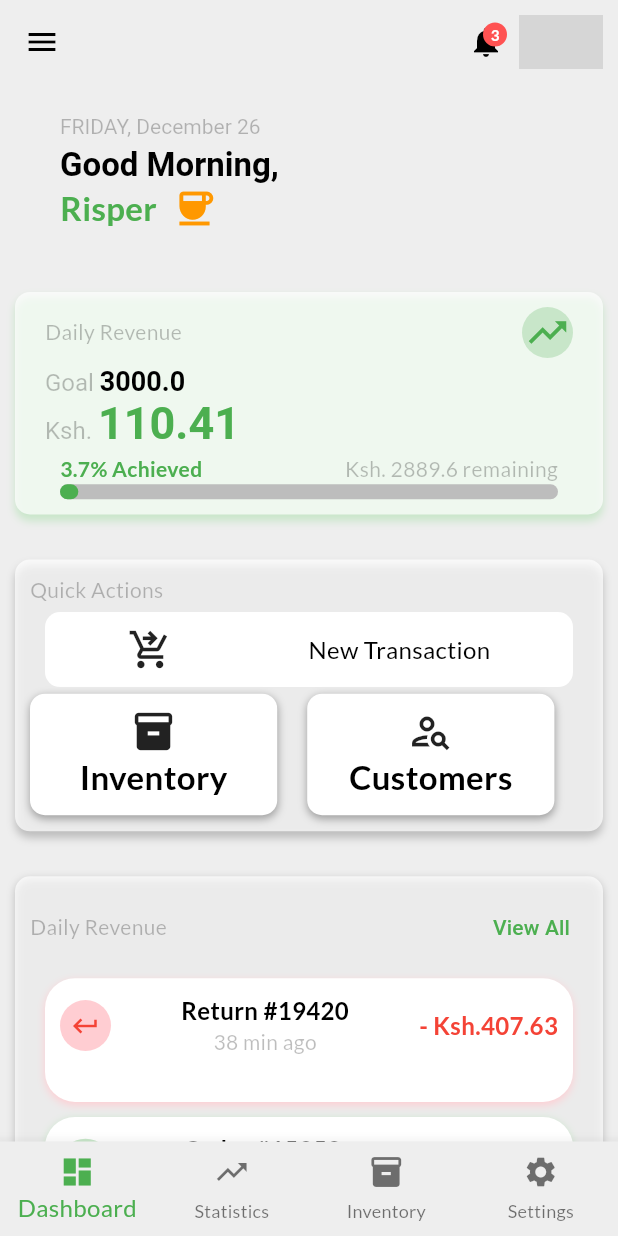
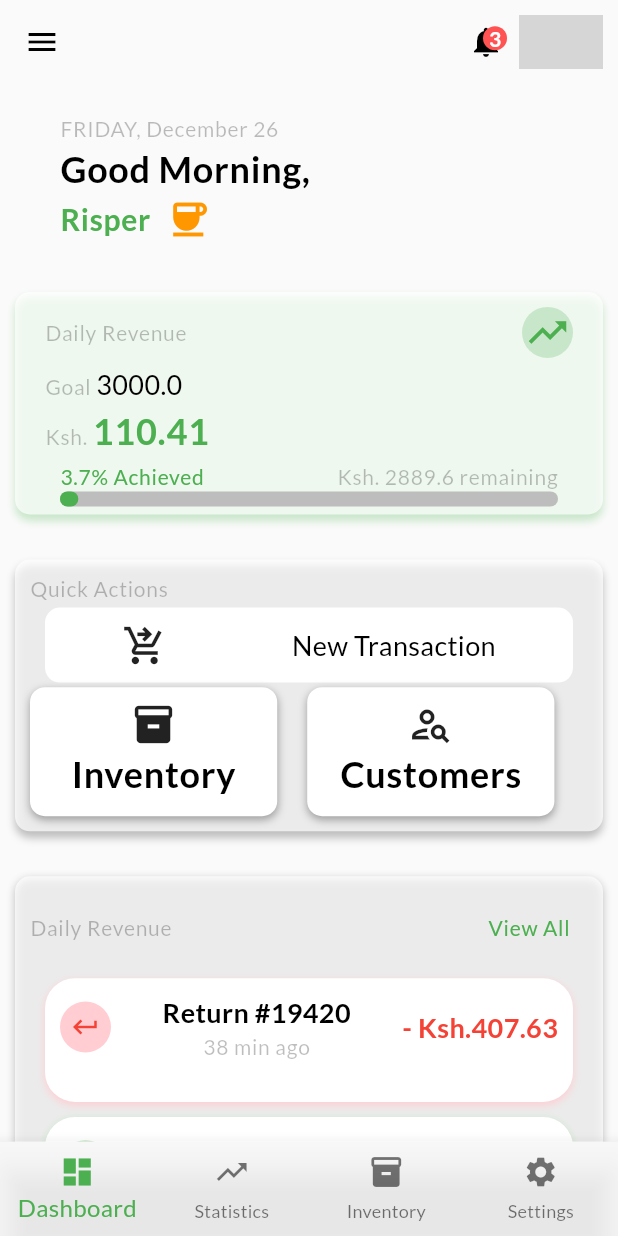
Before and after one commit to MoMalley254/L-MobileSales-Mini, a Flutter app: the screen it shows after launch, on a phone screen of 412 x 824 dp. Run offline on Flutter 3.47's test engine with Material 3 defaults, Android fonts, the phone set to English and light mode, and no system bars; our stand-ins replace flutter_riverpod, google_fonts; network calls fail; grey boxes are pictures that could not be loaded.

Commit message:
consume theme

```diff
--- a/l_mobile_sales_mini/lib/presentation/screens/home_screen.dart
+++ b/l_mobile_sales_mini/lib/presentation/screens/home_screen.dart
@@ -1,4 +1,5 @@
 import 'package:flutter/material.dart';
+import 'package:l_mobile_sales_mini/core/theme/app_colors.dart';
 import 'package:l_mobile_sales_mini/presentation/widgets/common/appbar_widget.dart';
 import 'package:l_mobile_sales_mini/presentation/widgets/common/bottom_navigation_widget.dart';
 import 'package:l_mobile_sales_mini/presentation/widgets/common/home_screen_header/welcome_widget.dart';
@@ -23,7 +24,7 @@ class HomeScreen extends StatelessWidget {
       height: MediaQuery.of(context).size.height * 1,
       width: double.infinity,
       decoration: BoxDecoration(
-        color: Colors.grey[200]
+        color: Theme.of(context).colorScheme.primary
       ),
       child: SingleChildScrollView(
         child: Column(
--- a/l_mobile_sales_mini/lib/presentation/widgets/common/appbar_widget.dart
+++ b/l_mobile_sales_mini/lib/presentation/widgets/common/appbar_widget.dart
@@ -21,7 +21,7 @@ class AppbarWidget extends StatelessWidget implements PreferredSizeWidget {
   @override
   Widget build(BuildContext context) {
     return AppBar(
-      backgroundColor: Colors.grey[200],
+      backgroundColor: Theme.of(context).colorScheme.primary,
       elevation: 0,
       leading: buildMenuIcon(context),
       actions: [
@@ -69,14 +69,13 @@ class AppbarWidget extends StatelessWidget implements PreferredSizeWidget {
                 minWidth: 16,
                 minHeight: 16,
               ),
-              child: const Center(
+              child: Center(
                 child: Text(
                   '3',
-                  style: TextStyle(
-                    fontSize: 10,
+                  style: TextTheme.of(context).labelMedium?.copyWith(
                     color: Colors.white,
-                    fontWeight: FontWeight.bold,
-                  ),
+                    fontWeight: FontWeight.bold
+                  )
                 ),
               ),
             ),
--- a/l_mobile_sales_mini/lib/presentation/widgets/common/bottom_navigation_widget.dart
+++ b/l_mobile_sales_mini/lib/presentation/widgets/common/bottom_navigation_widget.dart
@@ -6,7 +6,7 @@ class BottomNavigationWidget extends StatelessWidget {
   @override
   Widget build(BuildContext context) {
     return BottomNavigationBar(
-      backgroundColor: Colors.grey[200],
+      backgroundColor: Theme.of(context).colorScheme.primary,
       type: BottomNavigationBarType.fixed,
       selectedFontSize: 16,
       fixedColor: Colors.green,
--- a/l_mobile_sales_mini/lib/presentation/widgets/common/home_screen_header/welcome_widget.dart
+++ b/l_mobile_sales_mini/lib/presentation/widgets/common/home_screen_header/welcome_widget.dart
@@ -91,10 +91,7 @@ class WelcomeWidget extends StatelessWidget {
   Widget buildDate(BuildContext context, Map<String, String> dateMap) {
     return RichText(
         text: TextSpan(
-          style: TextStyle(
-              fontSize: 14,
-              color: Colors.black26
-          ),
+          style: TextTheme.of(context).labelMedium,
           children: [
             TextSpan(
               text: '${dateMap['day']}, ',
@@ -113,11 +110,7 @@ class WelcomeWidget extends StatelessWidget {
   Widget buildWelcomeText(BuildContext context, Map<String, String> dateMap) {
     return RichText(
         text: TextSpan(
-          style: TextStyle(
-              fontSize: 22,
-              color: Colors.black,
-              fontWeight: FontWeight.bold
-          ),
+          style: TextTheme.of(context).bodyLarge,
           children: [
             TextSpan(
               text: 'Good ',
@@ -135,11 +128,10 @@ class WelcomeWidget extends StatelessWidget {
       children: [
         Text(
           username,
-          style: TextStyle(
-            fontSize: 22,
+          style: TextTheme.of(context).bodyLarge?.copyWith(
             color: Colors.green,
-            fontWeight: FontWeight.bold
-          ),
+            fontSize: 20
+          )
         ),
         const SizedBox(width: 10,),
         getGreetingIcon(dateMap['period']!),
--- a/l_mobile_sales_mini/lib/presentation/widgets/specific/dashboard/daily_summary_widget.dart
+++ b/l_mobile_sales_mini/lib/presentation/widgets/specific/dashboard/daily_summary_widget.dart
@@ -98,10 +98,7 @@ class DailySummaryWidget extends StatelessWidget {
   Widget buildTitle(BuildContext context) {
     return Text(
       'Daily Revenue',
-        style: TextStyle(
-            fontSize: 14,
-            color: Colors.black26
-        )
+      style: TextTheme.of(context).labelMedium,
     );
   }
 
@@ -126,31 +123,22 @@ class DailySummaryWidget extends StatelessWidget {
   Widget buildRevenueNumbers(BuildContext context, double sales) {
     return RichText(
         text: TextSpan(
-          style: TextStyle(
-              fontSize: 16,
-              color: Colors.black26
-          ),
+          style: TextTheme.of(context).labelMedium,
           children: [
             TextSpan(
                 text: 'Goal '
             ),
             TextSpan(
                 text: '${dailyTarget.toString()}\n',
-                style: TextStyle(
-                    fontSize: 18,
-                    fontWeight: FontWeight.bold,
-                    color: Colors.black
-                )
+                style: TextTheme.of(context).bodyMedium,
             ),
             TextSpan(
                 text: 'Ksh. '
             ),
             TextSpan(
               text: '${sales.toStringAsFixed(2)} ',
-              style: TextStyle(
-                fontSize: 30,
-                fontWeight: FontWeight.bold,
-                color: Colors.green,
+              style: TextTheme.of(context).bodyLarge?.copyWith(
+                color: Colors.green
               )
             ),
           ],
@@ -173,19 +161,14 @@ class DailySummaryWidget extends StatelessWidget {
             children: [
               Text(
                 '${(progressPercent * 100).toStringAsFixed(1)}% Achieved',
-                style: const TextStyle(
-                  fontSize: 14,
-                  fontWeight: FontWeight.bold,
+                style: TextTheme.of(context).labelMedium?.copyWith(
                   color: Colors.green
                 ),
               ),
 
               Text(
                 'Ksh. ${remainingAmount.toStringAsFixed(1)} remaining',
-                style: const TextStyle(
-                    fontSize: 14,
-                    color: Colors.black26
-                ),
+                style: TextTheme.of(context).labelMedium,
               ),
             ],
           ),
--- a/l_mobile_sales_mini/lib/presentation/widgets/specific/dashboard/quick_actions_widget.dart
+++ b/l_mobile_sales_mini/lib/presentation/widgets/specific/dashboard/quick_actions_widget.dart
@@ -50,10 +50,7 @@ class QuickActionsWidget extends StatelessWidget {
   Widget buildTitle(BuildContext context) {
     return Text(
         'Quick Actions',
-        style: TextStyle(
-            fontSize: 14,
-            color: Colors.black26
-        )
+        style: TextTheme.of(context).labelMedium,
     );
   }
 
@@ -77,10 +74,7 @@ class QuickActionsWidget extends StatelessWidget {
             ),
             Text(
               'New Transaction',
-              style: TextStyle(
-                fontSize: 16,
-                color: Colors.black
-              ),
+              style: TextTheme.of(context).bodyMedium,
             ),
           ],
         ),
@@ -137,10 +131,7 @@ class QuickActionsWidget extends StatelessWidget {
             ),
             Text(
               label,
-              style: TextStyle(
-                fontSize: 22,
-                fontWeight: FontWeight.bold
-              ),
+              style: TextTheme.of(context).bodyLarge,
             )
           ],
         ),
--- a/l_mobile_sales_mini/lib/presentation/widgets/specific/dashboard/transactions_preview_widget.dart
+++ b/l_mobile_sales_mini/lib/presentation/widgets/specific/dashboard/transactions_preview_widget.dart
@@ -117,10 +117,7 @@ class TransactionsPreviewWidget extends StatelessWidget {
   Widget buildTitle(BuildContext context) {
     return Text(
         'Daily Revenue',
-        style: TextStyle(
-            fontSize: 14,
-            color: Colors.black26
-        )
+        style: TextTheme.of(context).labelMedium,
     );
   }
 
@@ -129,9 +126,8 @@ class TransactionsPreviewWidget extends StatelessWidget {
         onPressed: showAllTransaction,
         child: Text(
             'View All',
-            style: TextStyle(
-                fontSize: 14,
-                color: Colors.green
+            style: TextTheme.of(context).labelMedium?.copyWith(
+              color: Colors.green
             )
         )
     );
@@ -202,18 +198,13 @@ class TransactionsPreviewWidget extends StatelessWidget {
       children: [
         Text(
           '${isOrder ? 'Order' : 'Return'} #$id',
-          style: TextStyle(
-              fontSize: 16,
-              color: Colors.black,
+          style: TextTheme.of(context).bodyMedium?.copyWith(
             fontWeight: FontWeight.bold
           ),
         ),
         Text(
           getElapsedTime(time),
-          style: TextStyle(
-              color: Colors.black26,
-              fontSize: 14
-          ),
+          style: TextTheme.of(context).labelMedium
         )
       ],
     );
@@ -222,11 +213,10 @@ class TransactionsPreviewWidget extends StatelessWidget {
   Widget buildTransactionTotals(BuildContext context, double price, bool isOrder) {
     return Text(
       '${isOrder ? '+' : '-'} Ksh.${price.toStringAsFixed(2)}',
-      style: TextStyle(
+      style: TextTheme.of(context).bodyMedium?.copyWith(
         color: isOrder ? Colors.green : Colors.red,
-        fontSize: 16,
-        fontWeight: FontWeight.bold
-      ),
+          fontWeight: FontWeight.bold
+      )
     );
   }
 }
```
Also changed, not shown: l_mobile_sales_mini/lib/presentation/screens/login_screen.dart (+8 -22 lines), l_mobile_sales_mini/lib/presentation/widgets/specific/auth/reset_password_widget.dart (+4 -5 lines), l_mobile_sales_mini/lib/presentation/widgets/specific/auth/sign_in_widget.dart (+6 -14 lines).
